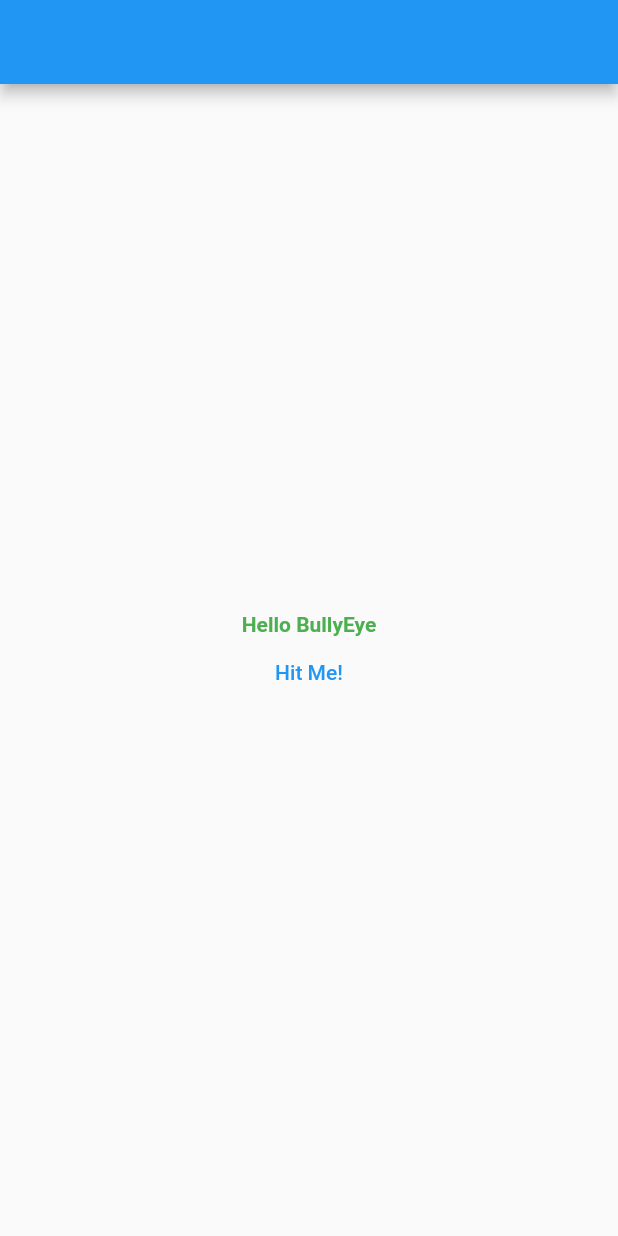
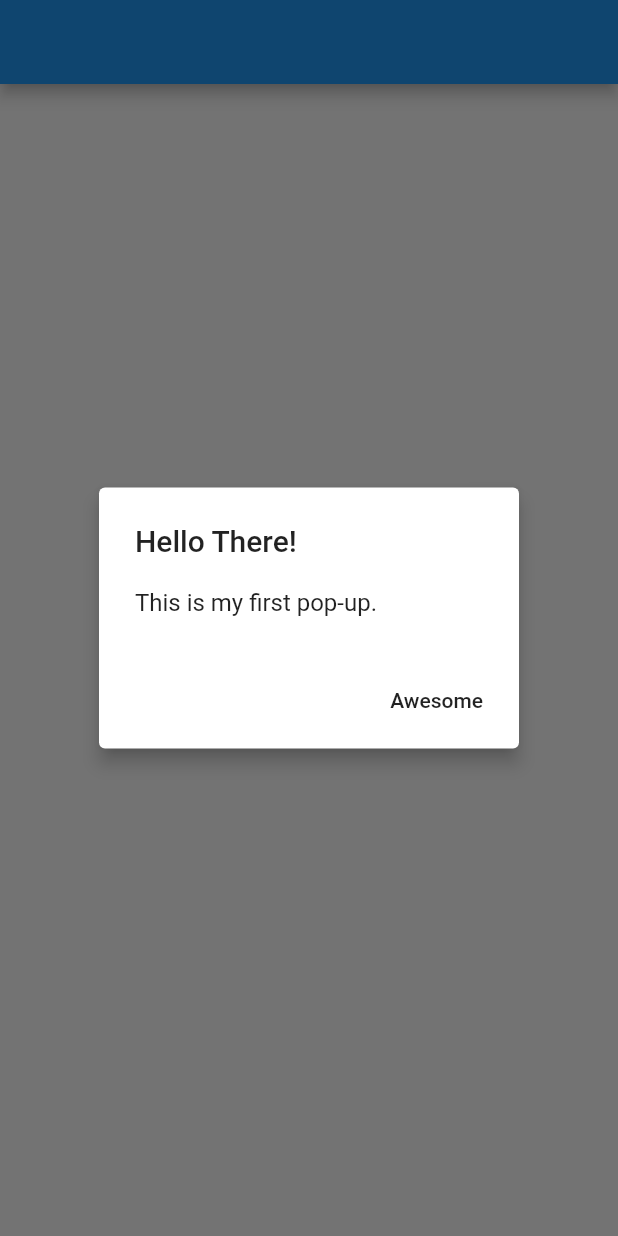
Before and after one commit to ltsimps/BullsEye, a Flutter app: the screen it shows after launch, after a tap on "Hit Me!", on a phone screen of 412 x 824 dp. Run offline on Flutter 3.47's test engine with Material 2 defaults, Android fonts, the phone set to English and light mode, and no system bars.

Commit message:
silly practice knock knock joke

```diff
--- a/lib/main.dart
+++ b/lib/main.dart
@@ -30,6 +30,8 @@ class GamePage extends StatefulWidget {
 }
 
 class _GamePageState extends State<GamePage> {
+  bool _alertIsVisible = false;
+
   @override
   Widget build(BuildContext context) {
     return Scaffold(
@@ -44,15 +46,69 @@ class _GamePageState extends State<GamePage> {
                     TextStyle(fontWeight: FontWeight.bold, color: Colors.green),
               ),
               FlatButton(
-                onPressed: () {},
+                onPressed: () {
+                  this._alertIsVisible = true;
+                  _showAlert(context);
+                  print(" You win ?");
+                },
                 child: Text(
                   'Hit Me!',
                   style: TextStyle(color: Colors.blue),
                 ),
+              ),
+              FlatButton(
+                onPressed: () {
+                  _showKnockKnock(context);
+                },
+                child: Text("Knock Knock"),
               )
             ]),
       ),
       // This trailing comma makes auto-formatting nicer for build methods.
     );
   }
+
+  void _showAlert(BuildContext context) {
+    Widget okButton = FlatButton(
+        child: Text('Awesome'),
+        onPressed: () {
+          Navigator.of(context).pop();
+          this._alertIsVisible = false;
+          print("Awesome Pressed!  $_alertIsVisible");
+        });
+
+    showDialog(
+        context: context,
+        builder: (BuildContext context) {
+          return AlertDialog(
+            title: Text("Hello There!"),
+            content: Text("This is my first pop-up."),
+            actions: <Widget>[
+              okButton,
+            ],
+            elevation: 5,
+          );
+        });
+  }
+
+  void _showKnockKnock(BuildContext context) {
+    Widget joke = FlatButton(
+      child: Text("Bad Joke I'm out "),
+      onPressed: () {
+        Navigator.of(context).pop();
+      },
+    );
+
+    showDialog(
+        context: context,
+        builder: (BuildContext context) {
+          return AlertDialog(
+            title: Text("Whos There?"),
+            content: Text('You Dummy'),
+            actions: [
+              joke,
+            ],
+          );
+        });
+  }
 }
```
